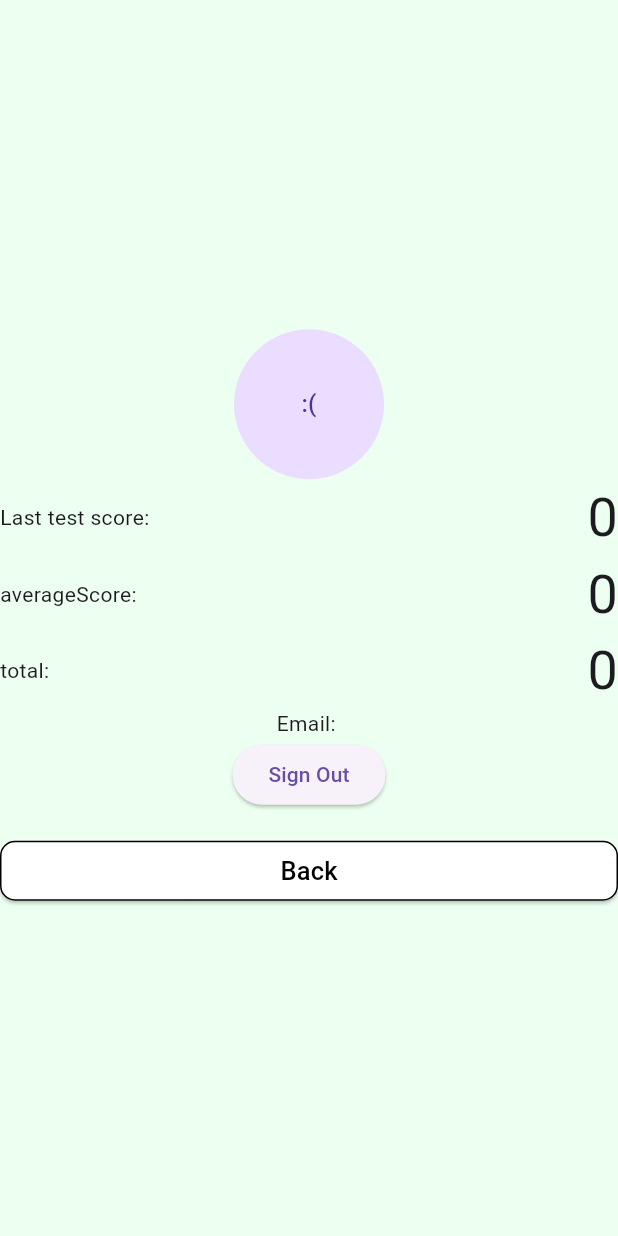
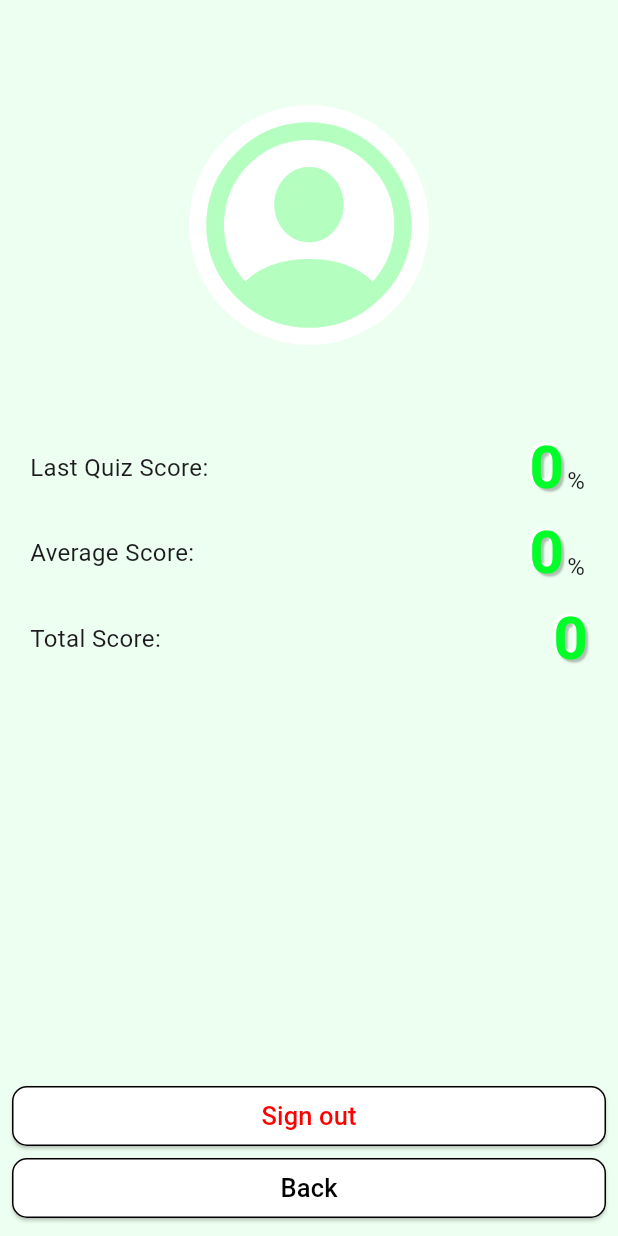
Before and after one commit to DashDaSmash/Learn.py, a Flutter app: the ProfileScreen screen opened by its route, on a phone screen of 412 x 824 dp. Run offline on Flutter 3.47's test engine with Material 3 defaults, Android fonts, the phone set to English and light mode, and no system bars; drawn by our look-alikes of countup; our stand-ins replace cloud_firestore, email_validator, firebase_auth, firebase_core, firebase_storage, get and 6 more; missing offline and left inert: flutter_paypal_payment; accounts and stored records are empty; network calls fail.

Commit message:
1.0.25
+ upgraded Profile screen UI

```diff
--- a/lib/Screens/NotesScreen.dart
+++ b/lib/Screens/NotesScreen.dart
@@ -10,6 +10,37 @@ class NotesScreen extends StatefulWidget {
 class _NotesScreenState extends State<NotesScreen> {
   @override
   Widget build(BuildContext context) {
-    return const Placeholder();
+    return Scaffold(
+      body: IntrinsicHeight(
+        child: Row(
+          children: [
+            Align(
+              alignment: Alignment.bottomCenter,
+              child: Container(
+                width: 100,
+                height: 100,
+                color: Colors.red,
+              ),
+            ),
+            Align(
+              alignment: Alignment.bottomCenter,
+              child: Container(
+                width: 100,
+                height: 200,
+                color: Colors.green,
+              ),
+            ),
+            Align(
+              alignment: Alignment.bottomCenter,
+              child: Container(
+                width: 150,
+                height: 150,
+                color: Colors.blueAccent,
+              ),
+            )
+          ],
+        ),
+      ),
+    );
   }
 }
--- a/lib/Screens/ProfileScreen.dart
+++ b/lib/Screens/ProfileScreen.dart
@@ -2,6 +2,7 @@ import 'dart:io';
 import 'package:flutter/cupertino.dart';
 import 'package:flutter/material.dart';
 import 'package:firebase_auth/firebase_auth.dart';
+import 'package:flutter/widgets.dart';
 import 'package:learn_py/Screens/LoginScreen.dart';
 import 'package:learn_py/ThemeData.dart';
 import 'package:learn_py/main.dart';
@@ -14,14 +15,6 @@ import '../Objects/GenericButton.dart';
 class ProfileScreen extends StatefulWidget {
   @override
   _ProfileScreenState createState() => _ProfileScreenState();
-
-  // @override
-  // void initState() {
-  //   super.initState();
-  //   // Initialize any state variables or perform other setup here
-  //   // For example, fetch data from Firestore
-  //   _fetchUserData();
-  // }
 }
 
 class _ProfileScreenState extends State<ProfileScreen> {
@@ -30,8 +23,8 @@ class _ProfileScreenState extends State<ProfileScreen> {
   int quizCount = 0;
   int averageScore = 0;
   int lastTestScore = 0;
-  String? FirstName;
-  String? LastName;
+  String FirstName = '';
+  String LastName = '';
   var imageUrl;
   bool wantToChangePP = false;
 
@@ -40,6 +33,8 @@ class _ProfileScreenState extends State<ProfileScreen> {
         FirebaseFirestore.instance.collection('users').doc(userEmail);
     final userDoc = await userScore.get();
     final Map<String, dynamic> quizScores = userDoc.data()?['QuizScores'] ?? {};
+    FirstName = userDoc.data()?['FirstName'];
+    LastName = userDoc.data()?['LastName'];
     print('quizScores: $quizScores');
     for (final key in quizScores.keys) {
       lastTestScore = int.parse(quizScores[key].toString());
@@ -75,7 +70,15 @@ class _ProfileScreenState extends State<ProfileScreen> {
       backgroundColor: themeData().backgroundColor,
       body: Center(
         child: Column(
-          mainAxisAlignment: MainAxisAlignment.center,
+          mainAxisAlignment: MainAxisAlignment.spaceBetween,
+          children: [
+            Padding(
+              padding: const EdgeInsets.symmetric(horizontal: 20),
+              child: Column(
+                children: [
+                  Padding(
+                    padding: const EdgeInsets.only(top: 70, bottom: 30),
+                    child: Column(
                       children: [
                         GestureDetector(
                           onTap: () {
@@ -83,73 +86,152 @@ class _ProfileScreenState extends State<ProfileScreen> {
                           },
                           child: wantToChangePP
                               ? CircleAvatar(
-                      radius: 50,
-                      child: Icon(Icons.edit),
+                                  backgroundColor: Colors.white,
+                                  radius: 80,
+                                  child: Icon(
+                                    Icons.edit,
+                                    color: Color(0xFF78FF8E),
+                                    size: 50,
+                                  ),
+                                )
+                              : imageUrl != null
+                                  ? CircleAvatar(
+                                      backgroundColor: Colors.white,
+                                      radius: 80,
+                                      child: ClipOval(
+                                        child: Image.network(
+                                          imageUrl, // Replace with your image URL
+                                          height: 160,
+                                          width: 160,
+                                          fit: BoxFit.cover,
+                                        ),
+                                      ),
                                     )
                                   : CircleAvatar(
-                      radius: 50,
-                      child: imageUrl != null
-                          ? Image.network(imageUrl)
-                          : Text(':(')),
+                                      backgroundColor: Colors.white,
+                                      radius: 80,
+                                      child: Icon(
+                                        CupertinoIcons.profile_circled,
+                                        color: Color(0xFFB4FFC0),
+                                        size: 160,
+                                      ),
+                                    ),
+                        ),
+                        FirstName.isNotEmpty && LastName.isNotEmpty
+                            ? Text(
+                                '$FirstName $LastName',
+                                style: themeData().genericBigTextStyle,
+                              )
+                            : SizedBox.shrink(),
+                        Text(
+                          '$userEmail',
+                          style: themeData().genericTextStyle,
+                        ),
+                      ],
+                    ),
                   ),
                   Row(
                     mainAxisAlignment: MainAxisAlignment.spaceBetween,
                     children: [
-                Text('Last test score: '),
+                      Text(
+                        'Last Quiz Score: ',
+                        style: themeData().genericTextStyle,
+                      ),
+                      Row(
+                        children: [
                           Countup(
                             begin: 0,
                             end: lastTestScore.toDouble(),
                             duration: Duration(seconds: 1),
                             separator: ',',
-                  style: TextStyle(
-                    fontSize: 36,
+                            style: themeData().boldDigit,
                           ),
+                          Column(
+                            // mainAxisAlignment: MainAxisAlignment.end,
+                            children: [
+                              Container(
+                                height: 18,
+                                width: 16,
+                              ),
+                              Text(
+                                '%',
+                                style: themeData().genericTextStyle,
                               ),
                             ],
                           ),
-            Row(mainAxisAlignment: MainAxisAlignment.spaceBetween, children: [
-              Text('averageScore: '),
+                        ],
+                      ),
+                    ],
+                  ),
+                  Row(
+                      mainAxisAlignment: MainAxisAlignment.spaceBetween,
+                      children: [
+                        Text(
+                          'Average Score: ',
+                          style: themeData().genericTextStyle,
+                        ),
+                        Row(
+                          children: [
                             Countup(
                               begin: 0,
                               end: averageScore.toDouble(),
                               duration: Duration(seconds: 1),
                               separator: ',',
-                style: TextStyle(
-                  fontSize: 36,
+                              style: themeData().boldDigit,
                             ),
+                            Column(
+                              // mainAxisAlignment: MainAxisAlignment.end,
+                              children: [
+                                Container(
+                                  height: 18,
+                                  width: 16,
+                                ),
+                                Text(
+                                  '%',
+                                  style: themeData().genericTextStyle,
+                                ),
+                              ],
+                            ),
+                          ],
                         ),
                       ]),
                   Row(
                     mainAxisAlignment: MainAxisAlignment.spaceBetween,
                     children: [
-                Text('total: '),
+                      Text(
+                        'Total Score: ',
+                        style: themeData().genericTextStyle,
+                      ),
                       Countup(
                         begin: 0,
                         end: userTotalScore.toDouble(),
                         duration: Duration(seconds: 1),
                         separator: ',',
-                  style: TextStyle(
-                    fontSize: 36,
-                  ),
+                        style: themeData().boldDigit,
                       ),
                     ],
                   ),
-            Text('Email: $userEmail'),
-            ElevatedButton(
-              onPressed: () {
-                signOut();
-                // Handle sign-out logic here
-                // For example, call a sign-out function
-                // AuthService.signOut();
-              },
-              child: Text('Sign Out'),
+                ],
               ),
-            SizedBox(height: 16), // Add some spacing
+            ),
+
+            // Add some spacing
             //BackButton
+            Padding(
+              padding: const EdgeInsets.all(8.0),
+              child: Column(
+                children: [
+                  GenericButton(
+                      label: 'Sign out',
+                      function: signOut,
+                      type: GenericButtonType.semiWarning),
                   GenericButton(
                     label: 'Back',
                     function: () => Navigator.pop(context),
                     type: GenericButtonType.generic, // Set your desired color
+                  ),
+                ],
+              ),
             ), //BackButton
           ],
         ),
--- a/lib/ThemeData.dart
+++ b/lib/ThemeData.dart
@@ -1,14 +1,37 @@
 import 'dart:ui';
 
+import 'package:flutter/cupertino.dart';
 import 'package:flutter/material.dart';
 
 class themeData {
   Color backgroundColor = Color(0xFFECFFF0);
 
   TextStyle genericTextStyle = TextStyle(
-    fontWeight: FontWeight.w500,
+    fontWeight: FontWeight.normal,
     fontSize: 16,
   );
+
+  TextStyle genericBigTextStyle = TextStyle(
+    fontWeight: FontWeight.bold,
+    fontSize: 20,
+  );
+
+  TextStyle boldDigit = TextStyle(
+      fontWeight: FontWeight.w700,
+      fontSize: 40,
+      color: Color(0xFF00FF29),
+      shadows: [
+        Shadow(
+          color: Colors.black26,
+          offset: Offset(2, 2),
+          blurRadius: 1,
+        ),
+        Shadow(
+          color: Colors.white,
+          offset: Offset(-2, -2),
+          blurRadius: 1,
+        ),
+      ]);
 
   //for buttons that do no give a hint
   Color genericButtonLabelTextColor = Colors.black;
```
Lines whose indentation alone changed are shown as unchanged.
